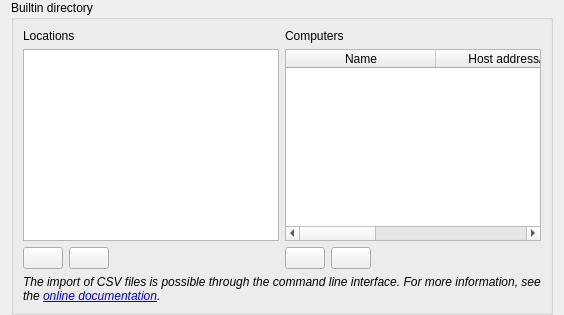
First picture: the form in plugins/builtindirectory/BuiltinDirectoryConfigurationPage.ui, repository zengchao/veyon, before the edit.
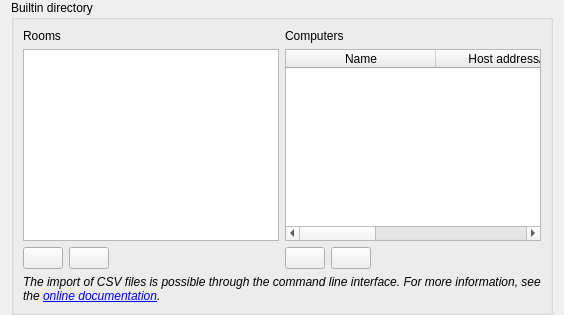
Second picture: the form after the edit. Icons and pictures are not drawn.

Patch:
```diff
--- a/plugins/builtindirectory/BuiltinDirectoryConfigurationPage.ui
+++ b/plugins/builtindirectory/BuiltinDirectoryConfigurationPage.ui
@@ -32,7 +32,7 @@
       <item row="0" column="0">
        <widget class="QLabel" name="label">
         <property name="text">
-         <string>Locations</string>
+         <string>Rooms</string>
         </property>
        </widget>
       </item>
```
Left out of the diff: 2 changed lines with no effect on the pictures.
